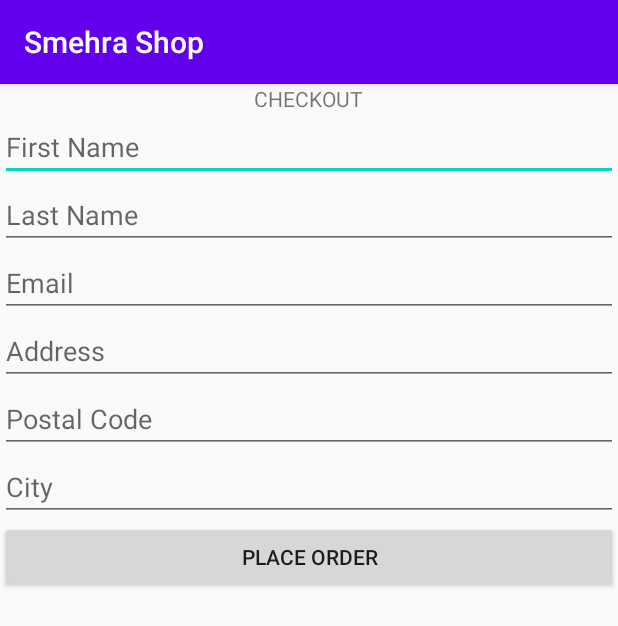
After one commit to saahilmehra/Shopping-App-Android-Django, an Android app: the CheckoutActivity screen opened directly, with no data from a screen before it, on a phone screen of 412 x 824 dp. The commit adds this screen. Shown: the top 626 px of the screen. Run offline under Robolectric (Android 15) with nearby library versions, the phone set to English and light mode, and no system bars; libraries missing offline, so code that uses them is left out: io.paperdb; 1 statement that could not run was skipped.

Commit message:
Users can now place orders. Online payment will be available in future updates.

```diff
--- a/app/src/main/AndroidManifest.xml
+++ b/app/src/main/AndroidManifest.xml
@@ -12,10 +12,11 @@
         android:supportsRtl="true"
         android:theme="@style/AppTheme"
         android:usesCleartextTraffic="true">
+        <activity android:name=".CheckoutActivity"></activity>
         <activity
             android:name=".ProductListActivity"
             android:label="@string/title_activity_product_list"
-            android:theme="@style/AppTheme.NoActionBar"></activity>
+            android:theme="@style/AppTheme.NoActionBar" />
         <activity android:name=".MainActivity">
             <intent-filter>
                 <action android:name="android.intent.action.MAIN" />
--- /dev/null
+++ b/app/src/main/java/com/saahil/smehrashop/CheckoutActivity.java
@@ -0,0 +1,152 @@
+package com.saahil.smehrashop;
+
+import androidx.appcompat.app.AppCompatActivity;
+
+import android.content.Intent;
+import android.os.Bundle;
+import android.text.TextUtils;
+import android.util.Log;
+import android.view.View;
+import android.widget.Button;
+import android.widget.EditText;
+import android.widget.Toast;
+
+import com.saahil.smehrashop.Models.Order;
+import com.saahil.smehrashop.Models.Products;
+
+import java.util.ArrayList;
+import java.util.HashMap;
+
+import io.paperdb.Paper;
+import retrofit2.Call;
+import retrofit2.Callback;
+import retrofit2.Response;
+import retrofit2.Retrofit;
+import retrofit2.converter.gson.GsonConverterFactory;
+
+public class CheckoutActivity extends AppCompatActivity {
+    EditText etFirstName, etLastName, etEmail, etAddress, etCity, etPostalCode;
+    Button btnPlaceOrder;
+    String firstName, lastName, email, address, city, postalCode;
+    JsonPlaceHolderApi jsonPlaceHolderApi;
+    ArrayList<Object> orderedProducts;
+
+    @Override
+    protected void onCreate(Bundle savedInstanceState) {
+        super.onCreate(savedInstanceState);
+        setContentView(R.layout.activity_checkout);
+
+        Paper.init(this);
+
+        Retrofit retrofit=new Retrofit.Builder()
+                .baseUrl("http://192.168.29.214:8000/")
+                .addConverterFactory(GsonConverterFactory.create())
+                .build();
+        jsonPlaceHolderApi=retrofit.create(JsonPlaceHolderApi.class);
+
+        orderedProducts=new ArrayList<>();
+
+        etFirstName=findViewById(R.id.etFirstName);
+        etLastName=findViewById(R.id.etLastName);
+        etEmail=findViewById(R.id.etEmail);
+        etAddress=findViewById(R.id.etAddress);
+        etPostalCode=findViewById(R.id.etPostalCode);
+        etCity=findViewById(R.id.etCity);
+        btnPlaceOrder=findViewById(R.id.btnPlaceOrder);
+
+        btnPlaceOrder.setOnClickListener(new View.OnClickListener() {
+            @Override
+            public void onClick(View view) {
+                checkValidations();
+            }
+        });
+    }
+
+    private void checkValidations() {
+        firstName=etFirstName.getText().toString().toLowerCase();
+        lastName=etLastName.getText().toString().toLowerCase();
+        email=etEmail.getText().toString().toLowerCase();
+        address=etAddress.getText().toString().toLowerCase();
+        city=etCity.getText().toString().toLowerCase();
+        postalCode=etPostalCode.getText().toString().toLowerCase();
+
+        if(TextUtils.isEmpty(firstName)){
+            etFirstName.setError("Required field!");
+            return;
+        }
+        if(TextUtils.isEmpty(lastName)){
+            etLastName.setError("Required field!");
+            return;
+        }
+        if(TextUtils.isEmpty(email)){
+            etEmail.setError("Required field!");
+            return;
+        }
+        if(TextUtils.isEmpty(address)){
+            etAddress.setError("Required field!");
+            return;
+        }
+        if(TextUtils.isEmpty(postalCode)){
+            etPostalCode.setError("Required field!");
+            return;
+        }
+        if(TextUtils.isEmpty(city)){
+            etCity.setError("Required field!");
+            return;
+        }
+
+        getproducts();
+    }
+
+    private void getproducts() {
+        ArrayList<Products> cartProducts=new ArrayList<>();
+        if(Paper.book().read("cart") != null) {
+            cartProducts= Paper.book().read("cart");
+        }
+
+        for(Products productInCart : cartProducts){
+            HashMap<String, Object> orderedProductsMap=new HashMap<>();
+            orderedProductsMap.put("product", productInCart.getId());
+            orderedProductsMap.put("price", productInCart.getPrice());
+            orderedProductsMap.put("quantity", productInCart.getQuantity());
+
+            orderedProducts.add(orderedProductsMap);
+        }
+
+        placeOrder();
+    }
+
+    private void placeOrder() {
+        HashMap<String, Object> orderMap=new HashMap<>();
+        orderMap.put("first_name", firstName);
+        orderMap.put("last_name", lastName);
+        orderMap.put("email", email);
+        orderMap.put("address", address);
+        orderMap.put("postal_code", postalCode);
+        orderMap.put("city", city);
+        orderMap.put("items", orderedProducts);
+
+        Call<Order> call=jsonPlaceHolderApi.placeOrder(orderMap);
+        call.enqueue(new Callback<Order>() {
+            @Override
+            public void onResponse(Call<Order> call, Response<Order> response) {
+                if(!response.isSuccessful()){
+                    Log.e("error-response code", ""+response.code());
+                    return;
+                }
+
+                Order order=response.body();
+                Log.e("order_id", ""+order.getId());
+                Paper.book().delete("cart");
+                Toast.makeText(CheckoutActivity.this, "Order successfull", Toast.LENGTH_SHORT).show();
+                startActivity(new Intent(CheckoutActivity.this, ProductListActivity.class));
+                finish();
+            }
+
+            @Override
+            public void onFailure(Call<Order> call, Throwable t) {
+
+            }
+        });
+    }
+}
--- a/app/src/main/java/com/saahil/smehrashop/JsonPlaceHolderApi.java
+++ b/app/src/main/java/com/saahil/smehrashop/JsonPlaceHolderApi.java
@@ -1,11 +1,15 @@
 package com.saahil.smehrashop;
 
+import com.saahil.smehrashop.Models.Order;
 import com.saahil.smehrashop.Models.Products;
 
 import java.util.ArrayList;
+import java.util.HashMap;
 
 import retrofit2.Call;
+import retrofit2.http.Body;
 import retrofit2.http.GET;
+import retrofit2.http.POST;
 import retrofit2.http.Path;
 
 public interface JsonPlaceHolderApi {
@@ -15,4 +19,7 @@ public interface JsonPlaceHolderApi {
 
     @GET("api/{id}")
     Call<Products> getProduct(@Path("id") int id);
+
+    @POST("orders/api/create/")
+    Call<Order> placeOrder(@Body HashMap orderMap);
 }
--- /dev/null
+++ b/app/src/main/res/layout/activity_checkout.xml
@@ -0,0 +1,68 @@
+<?xml version="1.0" encoding="utf-8"?>
+<RelativeLayout xmlns:android="http://schemas.android.com/apk/res/android"
+    xmlns:app="http://schemas.android.com/apk/res-auto"
+    xmlns:tools="http://schemas.android.com/tools"
+    android:layout_width="match_parent"
+    android:layout_height="match_parent"
+    tools:context=".CheckoutActivity">
+
+    <TextView
+        android:id="@+id/tvCheckout"
+        android:layout_width="wrap_content"
+        android:layout_height="wrap_content"
+        android:layout_alignParentTop="true"
+        android:layout_centerHorizontal="true"
+        android:text="CHECKOUT" />
+
+    <EditText
+        android:id="@+id/etFirstName"
+        android:layout_width="match_parent"
+        android:layout_height="wrap_content"
+        android:layout_below="@+id/tvCheckout"
+        android:hint="First Name" />
+
+    <EditText
+        android:id="@+id/etLastName"
+        android:layout_width="match_parent"
+        android:layout_height="wrap_content"
+        android:layout_below="@+id/etFirstName"
+        android:hint="Last Name" />
+
+    <EditText
+        android:id="@+id/etEmail"
+        android:layout_width="match_parent"
+        android:layout_height="wrap_content"
+        android:layout_below="@+id/etLastName"
+        android:hint="Email"
+        android:inputType="textEmailAddress" />
+
+    <EditText
+        android:id="@+id/etAddress"
+        android:layout_width="match_parent"
+        android:layout_height="wrap_content"
+        android:layout_below="@+id/etEmail"
+        android:hint="Address" />
+
+    <EditText
+        android:id="@+id/etPostalCode"
+        android:layout_width="match_parent"
+        android:layout_height="wrap_content"
+        android:layout_below="@+id/etAddress"
+        android:hint="Postal Code"
+        android:inputType="number" />
+
+    <EditText
+        android:id="@+id/etCity"
+        android:layout_width="match_parent"
+        android:layout_height="wrap_content"
+        android:layout_below="@+id/etPostalCode"
+        android:hint="City" />
+
+    <Button
+        android:id="@+id/btnPlaceOrder"
+        android:layout_width="match_parent"
+        android:layout_height="wrap_content"
+        android:layout_below="@+id/etCity"
+        android:text="Place Order" />
+
+</RelativeLayout>
```
Also changed, not shown: app/src/main/java/com/saahil/smehrashop/CartFragment.java (+9 -0 lines), app/src/main/java/com/saahil/smehrashop/Models/Order.java (added, +38 -0 lines).
